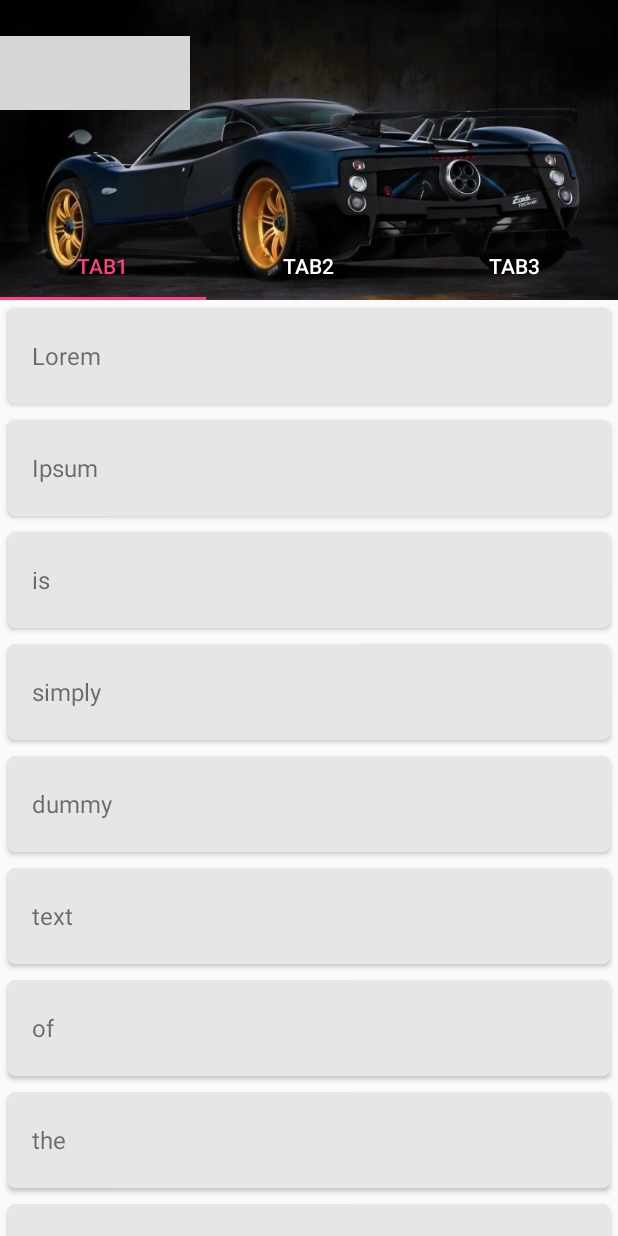
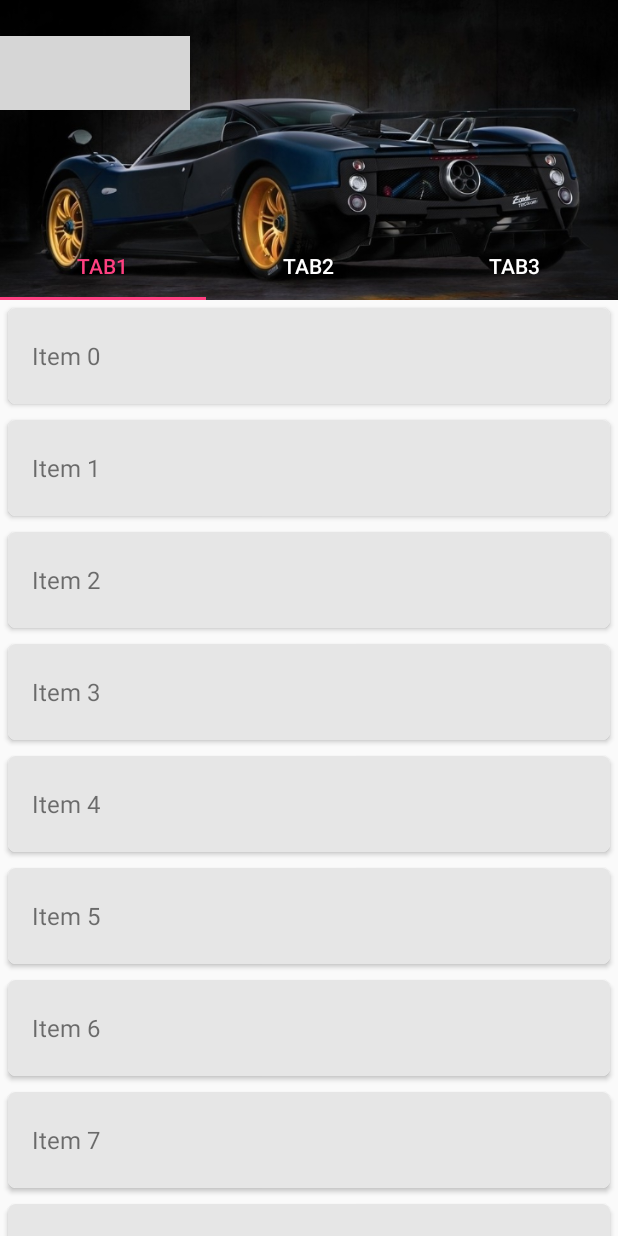
Before and after one commit to Gaiso/FlexDemo, an Android app: the TabFragment screen opened directly, with no data from a screen before it, on a phone screen of 412 x 824 dp. Run offline under Robolectric (Android 15) with nearby library versions, the light colour scheme and no system bars; grey boxes are pictures that could not be loaded.

```diff
--- a/app/src/main/java/com/flex/jie/flexdemo/TabFragment.java
+++ b/app/src/main/java/com/flex/jie/flexdemo/TabFragment.java
@@ -19,14 +19,6 @@ public class TabFragment extends Fragment {
 
     private ListAdapter mAdapter;
 
-    private String mItemData = "Lorem Ipsum is simply dummy text of the printing and "
-            + "typesetting industry Lorem Ipsum has been the industry's standard dummy text ever since the 1500s, " +
-            "when an unknown printer took a galley of type and scrambled it to make a type specimen book It has " +
-            "survived not only five centuries, but also the leap into electronic typesetting, remaining essentially " +
-            "unchanged. It was popularised in the 1960s with the release of Letraset sheets containing Lorem Ipsum " +
-            "passages, and more recently with desktop publishing software like Aldus PageMaker including versions of " +
-            "Lorem Ipsum.";
-
     private RecyclerView recyclerView;
     private LinearLayoutManager linearLayoutManager;
 
@@ -42,16 +34,20 @@ public class TabFragment extends Fragment {
         recyclerView.setLayoutManager(linearLayoutManager);
         recyclerView.setHasFixedSize(true);
 
-        String[] listItems = mItemData.split(" ");
-
-        List<String> list = new ArrayList<String>();
-        Collections.addAll(list, listItems);
-
-        mAdapter = new ListAdapter(getActivity(), list);
+        mAdapter = new ListAdapter(getActivity(), generateData(30));
         recyclerView.setAdapter(mAdapter);
 
         return view;
     }
+
+    private List<String> generateData(int count) {
+        List<String> list = new ArrayList<>();
+        for (int i = 0; i < count; i++) {
+            list.add("Item " + i);
+        }
+        return list;
+    }
+
 
     public boolean isTop() {
         return linearLayoutManager == null || linearLayoutManager.findFirstCompletelyVisibleItemPosition() == 0;
```
Also changed, not shown: app/src/main/java/com/flex/jie/flexdemo/MainActivity.java (+9 -9 lines), 2 other files.
